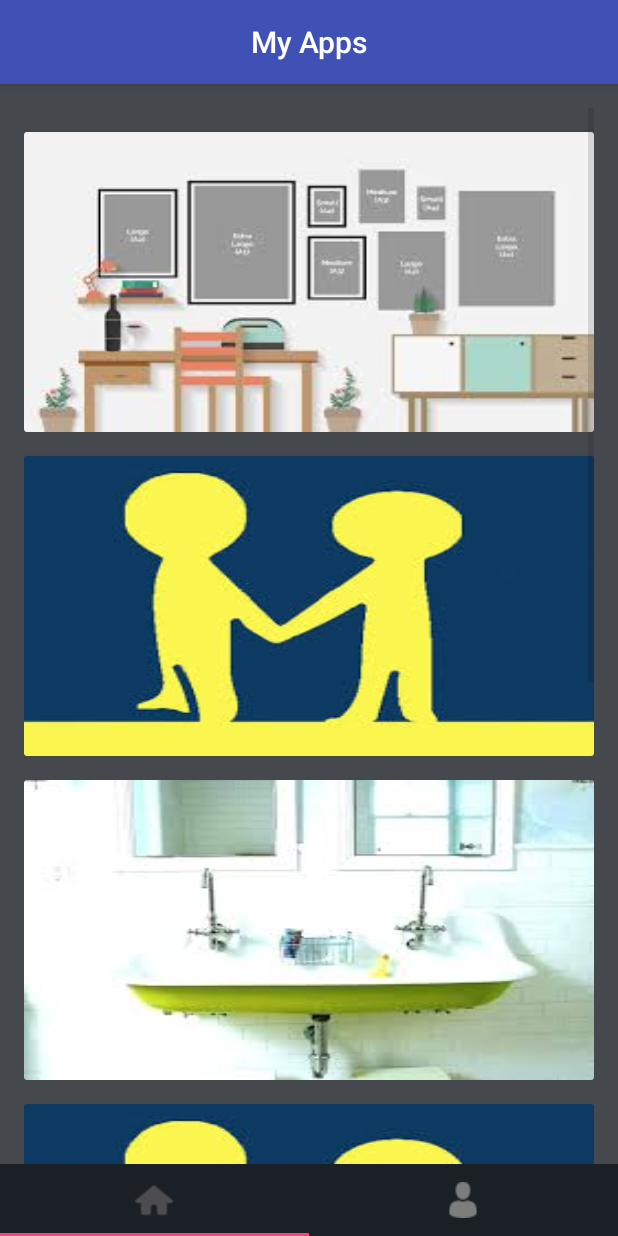
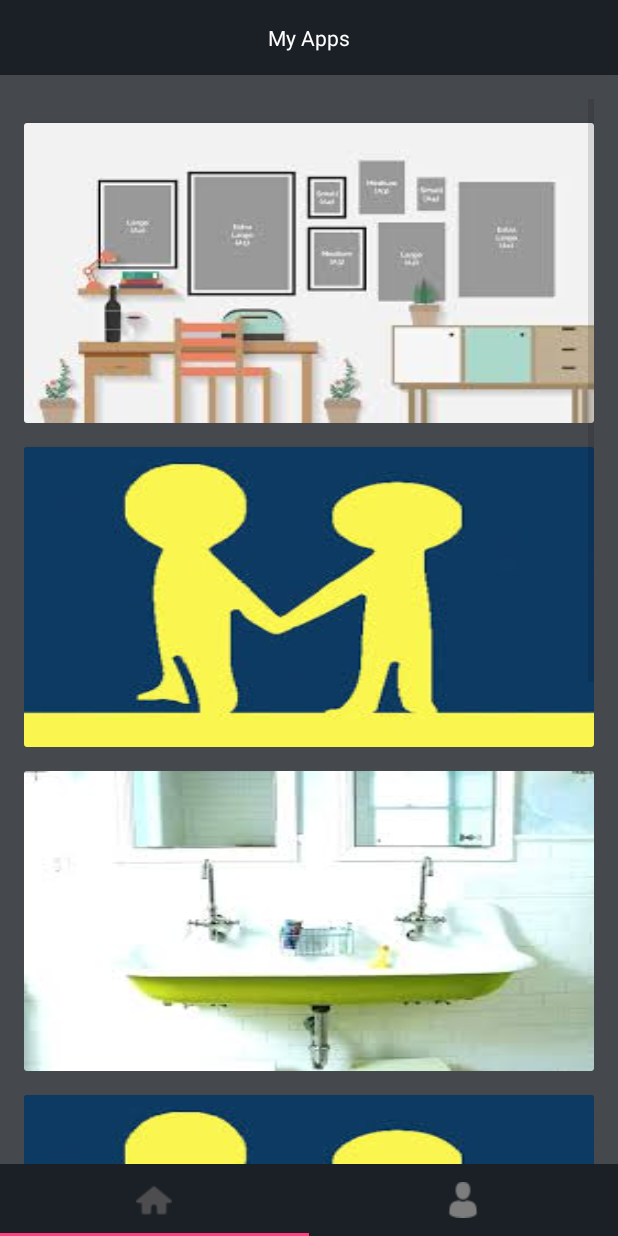
Before and after one commit to aderinto05/MyApplication, an Android app: the MainActivity screen opened directly, with no data from a screen before it, on a phone screen of 412 x 824 dp. Run offline under Robolectric (Android 15) with nearby library versions, the phone set to English and light mode, and no system bars; our stand-ins replace ButterKnife.

Commit message:
fixing icon in tab layout, refactor structure project. fixing action bar.

```diff
--- a/app/src/main/AndroidManifest.xml
+++ b/app/src/main/AndroidManifest.xml
@@ -14,11 +14,12 @@
         android:appComponentFactory="change"
         android:theme="@style/AppTheme">
         <activity
-            android:name=".main.MainActivity"
+            android:name=".ui.main.MainActivity"
+            android:theme="@style/AppTheme.NoActionBar"
             android:screenOrientation="portrait">
         </activity>
         <activity
-            android:name=".login.LoginActivity"
+            android:name=".ui.login.LoginActivity"
             android:theme="@style/AppTheme.NoActionBar"
             android:screenOrientation="portrait">
             <intent-filter>
--- a/app/src/main/java/com/myapplication/main/model/Item.java
+++ b/app/src/main/java/com/myapplication/model/Item.java
@@ -1,4 +1,4 @@
-package com.myapplication.main.model;
+package com.myapplication.model;
 
 import java.util.List;
 
--- a/app/src/main/java/com/myapplication/main/model/ItemChild.java
+++ b/app/src/main/java/com/myapplication/model/ItemChild.java
@@ -1,4 +1,4 @@
-package com.myapplication.main.model;
+package com.myapplication.model;
 
 public class ItemChild {
     private String thumbnailUrl;
--- a/app/src/main/java/com/myapplication/login/LoginActivity.java
+++ b/app/src/main/java/com/myapplication/ui/login/LoginActivity.java
@@ -1,4 +1,4 @@
-package com.myapplication.login;
+package com.myapplication.ui.login;
 
 import android.content.Intent;
 import android.os.Bundle;
@@ -6,8 +6,8 @@ import android.support.v4.app.FragmentManager;
 import android.support.v7.app.AppCompatActivity;
 
 import com.myapplication.R;
-import com.myapplication.login.fragment.LoginMainFragment;
-import com.myapplication.main.MainActivity;
+import com.myapplication.ui.login.fragment.LoginMainFragment;
+import com.myapplication.ui.main.MainActivity;
 import com.myapplication.util.Constant;
 import com.myapplication.util.PreferenceManagerUtil;
 
--- a/app/src/main/java/com/myapplication/login/fragment/LoginMainFragment.java
+++ b/app/src/main/java/com/myapplication/ui/login/fragment/LoginMainFragment.java
@@ -1,4 +1,4 @@
-package com.myapplication.login.fragment;
+package com.myapplication.ui.login.fragment;
 
 import android.app.Activity;
 import android.content.Context;
@@ -15,7 +15,7 @@ import android.widget.EditText;
 import android.widget.Toast;
 
 import com.myapplication.R;
-import com.myapplication.login.LoginActivity;
+import com.myapplication.ui.login.LoginActivity;
 import com.myapplication.model.User;
 import com.myapplication.util.PreferenceManagerUtil;
 
--- a/app/src/main/java/com/myapplication/main/adapter/ItemAdapter.java
+++ b/app/src/main/java/com/myapplication/ui/main/adapter/ItemAdapter.java
@@ -1,4 +1,4 @@
-package com.myapplication.main.adapter;
+package com.myapplication.ui.main.adapter;
 
 import android.app.Activity;
 import android.graphics.drawable.Drawable;
@@ -12,7 +12,7 @@ import android.widget.ImageView;
 
 import com.bumptech.glide.Glide;
 import com.myapplication.R;
-import com.myapplication.main.model.Item;
+import com.myapplication.model.Item;
 
 import java.io.IOException;
 import java.io.InputStream;
--- a/app/src/main/java/com/myapplication/main/adapter/MainTabsPagerAdapter.java
+++ b/app/src/main/java/com/myapplication/ui/main/adapter/MainTabsPagerAdapter.java
@@ -1,17 +1,12 @@
-package com.myapplication.main.adapter;
+package com.myapplication.ui.main.adapter;
 
-import android.graphics.drawable.Drawable;
 import android.support.v4.app.Fragment;
 import android.support.v4.app.FragmentManager;
 import android.support.v4.app.FragmentStatePagerAdapter;
-import android.text.Spannable;
-import android.text.SpannableString;
-import android.text.style.ImageSpan;
 
 import com.myapplication.R;
-import com.myapplication.main.fragment.HomeFragment;
-import com.myapplication.main.fragment.ProfileFragment;
-import com.myapplication.util.application.Application;
+import com.myapplication.ui.main.fragment.HomeFragment;
+import com.myapplication.ui.main.fragment.ProfileFragment;
 
 
 public class MainTabsPagerAdapter extends FragmentStatePagerAdapter {
@@ -49,16 +44,6 @@ public class MainTabsPagerAdapter extends FragmentStatePagerAdapter {
 
     @Override
     public CharSequence getPageTitle(int position) {
-//        if(position == 0){
-//            return "HOME";
-//        }else {
-//            return "POFILE";
-//        }
-        Drawable image = Application.getContext().getResources().getDrawable(imageResId[position]);
-        image.setBounds(0, 0, image.getIntrinsicWidth(), image.getIntrinsicHeight());
-        SpannableString sb = new SpannableString(" ");
-        ImageSpan imageSpan = new ImageSpan(image, ImageSpan.ALIGN_BOTTOM);
-        sb.setSpan(imageSpan, 0, 1, Spannable.SPAN_EXCLUSIVE_EXCLUSIVE);
-        return sb;
+        return "";
     }
 }
--- a/app/src/main/java/com/myapplication/main/fragment/DetailFragment.java
+++ b/app/src/main/java/com/myapplication/ui/main/fragment/DetailFragment.java
@@ -1,4 +1,4 @@
-package com.myapplication.main.fragment;
+package com.myapplication.ui.main.fragment;
 
 import android.os.Bundle;
 import android.support.annotation.Nullable;
@@ -10,7 +10,7 @@ import android.view.ViewGroup;
 
 import com.androidpagecontrol.PageControl;
 import com.myapplication.R;
-import com.myapplication.main.model.ItemChild;
+import com.myapplication.model.ItemChild;
 import com.myapplication.util.ItemTabPagerAdapter;
 
 import java.util.List;
--- a/app/src/main/java/com/myapplication/main/fragment/HomeFragment.java
+++ b/app/src/main/java/com/myapplication/ui/main/fragment/HomeFragment.java
@@ -1,4 +1,4 @@
-package com.myapplication.main.fragment;
+package com.myapplication.ui.main.fragment;
 
 import android.os.Bundle;
 import android.support.annotation.Nullable;
@@ -9,10 +9,10 @@ import android.view.View;
 import android.view.ViewGroup;
 
 import com.myapplication.R;
-import com.myapplication.main.MainActivity;
-import com.myapplication.main.adapter.ItemAdapter;
-import com.myapplication.main.model.Item;
-import com.myapplication.main.model.ItemChild;
+import com.myapplication.ui.main.MainActivity;
+import com.myapplication.ui.main.adapter.ItemAdapter;
+import com.myapplication.model.Item;
+import com.myapplication.model.ItemChild;
 import com.myapplication.util.LinearManager;
 import com.myapplication.util.application.Application;
 
@@ -48,16 +48,13 @@ public class HomeFragment extends Fragment implements ItemAdapter.OnItemClickLis
                              Bundle savedInstanceState) {
         rootView = inflater.inflate(R.layout.fragment_home, container, false);
         unbinder = ButterKnife.bind(this, rootView);
-//        if(mLinearLayoutManager == null){
-            mLinearLayoutManager = new LinearManager(Application.getAppContext());
-            recyclerView.setLayoutManager(mLinearLayoutManager);
-            loadData();
-//        }
+        mLinearLayoutManager = new LinearManager(Application.getAppContext());
+        recyclerView.setLayoutManager(mLinearLayoutManager);
+        loadData();
         return rootView;
     }
 
     private void loadData(){
-        // get input stream
         if(itemList.size() == 0){
             ItemChild itemChild1 = new ItemChild("rak.jpeg");
             ItemChild itemChild2 = new ItemChild("westafel.jpeg");
@@ -97,47 +94,14 @@ public class HomeFragment extends Fragment implements ItemAdapter.OnItemClickLis
         recyclerView.setAdapter(itemAdapter);
     }
 
-//    public void initiatePopup() {
-//        if(mPopUpView!=null && mPopUpView.isShowing()){
-//            return;
-//        }
-//        mPopUpView = new Dialog(getActivity(), R.style.PopupDialogTheme); //android.R.style.Theme_Translucent_NoTitleBar PopupDialogTheme //Theme_Translucent_NoTitleBar   //Theme_Material_Light_NoActionBar_TranslucentDecor
-//        mPopUpView.requestWindowFeature(Window.FEATURE_NO_TITLE);
-//        mPopUpView.setContentView(R.layout.dialog_view);
-//    }
-
     @Override
     public void onClickItemList(int position) {
-//        initiatePopup();
-
-//        new setAdapterTask().execute();
-//        mPopUpView.show();
-
         ((MainActivity) getActivity()).showDetailItem(itemList.get(position).getItemChild());
     }
-
-//    private class setAdapterTask extends AsyncTask<Void,Void,Void> {
-//        protected Void doInBackground(Void... params) {
-//            return null;
-//        }
-//
-//        @Override
-//        protected void onPostExecute(Void result) {
-//            if(pagerItem!=null){
-//                pagerItem.setAdapter(tabPagerAdapter);
-////            pager.setOffscreenPageLimit(1);
-////                pager.setCurrentItem(0);
-//                pageControl.setViewPager(pagerItem);
-//                pageControl.setPosition(0);
-////            tabLayout.setupWithViewPager(pager);
-//            }
-//        }
-//    }
 
     @Override
     public void onViewCreated(View view, @Nullable Bundle savedInstanceState) {
         super.onViewCreated(view, savedInstanceState);
-
     }
 
     @Override
--- a/app/src/main/java/com/myapplication/main/fragment/MainFragment.java
+++ b/app/src/main/java/com/myapplication/ui/main/fragment/MainFragment.java
@@ -1,4 +1,4 @@
-package com.myapplication.main.fragment;
+package com.myapplication.ui.main.fragment;
 
 import android.os.Bundle;
 import android.support.annotation.Nullable;
@@ -9,7 +9,7 @@ import android.view.LayoutInflater;
 import android.view.View;
 import android.view.ViewGroup;
 
-import com.myapplication.main.adapter.MainTabsPagerAdapter;
+import com.myapplication.ui.main.adapter.MainTabsPagerAdapter;
 import com.myapplication.R;
 
 import butterknife.BindView;
@@ -17,7 +17,7 @@ import butterknife.ButterKnife;
 import butterknife.Unbinder;
 
 /**
- * Created by mivo on 11/29/18.
+ * Created by ade rinto on 11/29/18.
  */
 
 public class MainFragment extends Fragment {
@@ -39,6 +39,21 @@ public class MainFragment extends Fragment {
         mainTabsPagerAdapter = new MainTabsPagerAdapter(getChildFragmentManager());
         pager.setAdapter(mainTabsPagerAdapter);
         pager.setOffscreenPageLimit(2);
+        tabLayout.setupWithViewPager(pager);
+        for (int i = 0; i < tabLayout.getTabCount(); i++) {
+            int iconId = -1;
+            switch (i) {
+                case 0:
+                    iconId = R.drawable.ic_home;
+                    break;
+                case 1:
+                    iconId = R.drawable.user;
+                    break;
+            }
+            tabLayout.getTabAt(i).setIcon(iconId);
+        }
+
+// Needed since support libraries version 23.0.0
         pager.addOnPageChangeListener(new ViewPager.OnPageChangeListener() {
             @Override
             public void onPageScrolled(int position, float positionOffset, int positionOffsetPixels) {
@@ -46,13 +61,21 @@ public class MainFragment extends Fragment {
 
             @Override
             public void onPageSelected(int position) {
+                tabLayout.getTabAt(position).select();
             }
 
             @Override
             public void onPageScrollStateChanged(int state) {
             }
+
         });
-        tabLayout.setupWithViewPager(pager);
+
+        tabLayout.setOnTabSelectedListener(new TabLayout.ViewPagerOnTabSelectedListener(pager) {
+            @Override
+            public void onTabSelected(TabLayout.Tab tab) {
+                super.onTabSelected(tab);
+            }
+        });
 
         return view;
     }
--- a/app/src/main/java/com/myapplication/main/fragment/ProfileFragment.java
+++ b/app/src/main/java/com/myapplication/ui/main/fragment/ProfileFragment.java
@@ -1,4 +1,4 @@
-package com.myapplication.main.fragment;
+package com.myapplication.ui.main.fragment;
 
 import android.graphics.drawable.Drawable;
 import android.os.Bundle;
--- a/app/src/main/java/com/myapplication/util/ItemGalleryFragment.java
+++ b/app/src/main/java/com/myapplication/util/ItemGalleryFragment.java
@@ -10,7 +10,7 @@ import android.widget.ImageView;
 
 import com.bumptech.glide.Glide;
 import com.myapplication.R;
-import com.myapplication.main.model.ItemChild;
+import com.myapplication.model.ItemChild;
 
 import java.io.IOException;
 import java.io.InputStream;
--- a/app/src/main/java/com/myapplication/util/ItemTabPagerAdapter.java
+++ b/app/src/main/java/com/myapplication/util/ItemTabPagerAdapter.java
@@ -4,7 +4,7 @@ import android.support.v4.app.Fragment;
 import android.support.v4.app.FragmentManager;
 import android.support.v4.app.FragmentStatePagerAdapter;
 
-import com.myapplication.main.model.ItemChild;
+import com.myapplication.model.ItemChild;
 
 import java.util.ArrayList;
 import java.util.List;
--- a/app/src/main/res/layout/abs_layout.xml
+++ /dev/null
@@ -1,17 +0,0 @@
-<?xml version="1.0" encoding="utf-8"?>
-<LinearLayout xmlns:android="http://schemas.android.com/apk/res/android"
-    android:layout_width="wrap_content"
-    android:layout_height="wrap_content"
-    android:layout_gravity="center"
-    android:orientation="vertical">
-
-    <android.support.v7.widget.AppCompatTextView
-        android:id="@+id/tvTitle"
-        style="@style/TextAppearance.AppCompat.Widget.ActionBar.Title"
-        android:layout_width="wrap_content"
-        android:layout_height="wrap_content"
-        android:gravity="center"
-        android:textColor="#FFFFFF"
-        android:text="@string/app_name"/>
-
-</LinearLayout>
--- a/app/src/main/res/layout/activity_main.xml
+++ b/app/src/main/res/layout/activity_main.xml
@@ -1,11 +1,29 @@
 <?xml version="1.0" encoding="utf-8"?>
-<android.support.constraint.ConstraintLayout xmlns:android="http://schemas.android.com/apk/res/android"
+<RelativeLayout xmlns:android="http://schemas.android.com/apk/res/android"
     android:layout_width="match_parent"
     android:layout_height="match_parent">
 
+    <LinearLayout
+        android:id="@+id/header_bar"
+        android:layout_width="match_parent"
+        android:layout_height="@dimen/ab_min_height"
+        android:layout_alignParentTop="true"
+        android:background="@color/dark_jungle_green"
+        >
+        <TextView
+            android:layout_width="match_parent"
+            android:layout_height="wrap_content"
+            android:text="@string/app_name"
+            android:gravity="center"
+            android:layout_gravity="center_vertical"
+            android:textColor="@color/white"
+            />
+    </LinearLayout>
     <FrameLayout xmlns:android="http://schemas.android.com/apk/res/android"
         android:layout_width="match_parent"
-        android:layout_height="match_parent">
+        android:layout_height="match_parent"
+        android:layout_below="@+id/header_bar"
+        >
         <FrameLayout
             android:id="@+id/chooseVideoFrameLayout"
             android:layout_width="match_parent"
@@ -13,4 +31,4 @@
             android:clickable="false"/>
     </FrameLayout>
 
-</android.support.constraint.ConstraintLayout>
+</RelativeLayout>
--- a/app/src/main/res/layout/fragment_main_login.xml
+++ b/app/src/main/res/layout/fragment_main_login.xml
@@ -23,6 +23,9 @@
             android:textColor="#4d4d4d"
             android:textColorHint="#aeaeae"
             android:layout_centerVertical="true"
+            android:layout_marginRight="@dimen/ic_padding_target"
+            android:layout_marginLeft="@dimen/ic_padding_target"
+            android:layout_marginBottom="@dimen/ic_padding_target"
             android:layout_centerHorizontal="true"/>
         <EditText
             android:id="@+id/password_edittext"
@@ -37,6 +40,9 @@
             android:textColorHint="#aeaeae"
             android:layout_centerVertical="true"
             android:layout_centerHorizontal="true"
+            android:layout_marginRight="@dimen/ic_padding_target"
+            android:layout_marginLeft="@dimen/ic_padding_target"
+            android:layout_marginBottom="@dimen/ic_padding_target"
             android:layout_below="@+id/email_edittext"/>
 
         <Button
```
Also changed, not shown: app/src/main/java/com/myapplication/ui/main/MainActivity.java (renamed from app/src/main/java/com/myapplication/main/MainActivity.java, +4 -18 lines), app/src/main/res/layout/fragment_item_detail.xml (+4 -3 lines).
